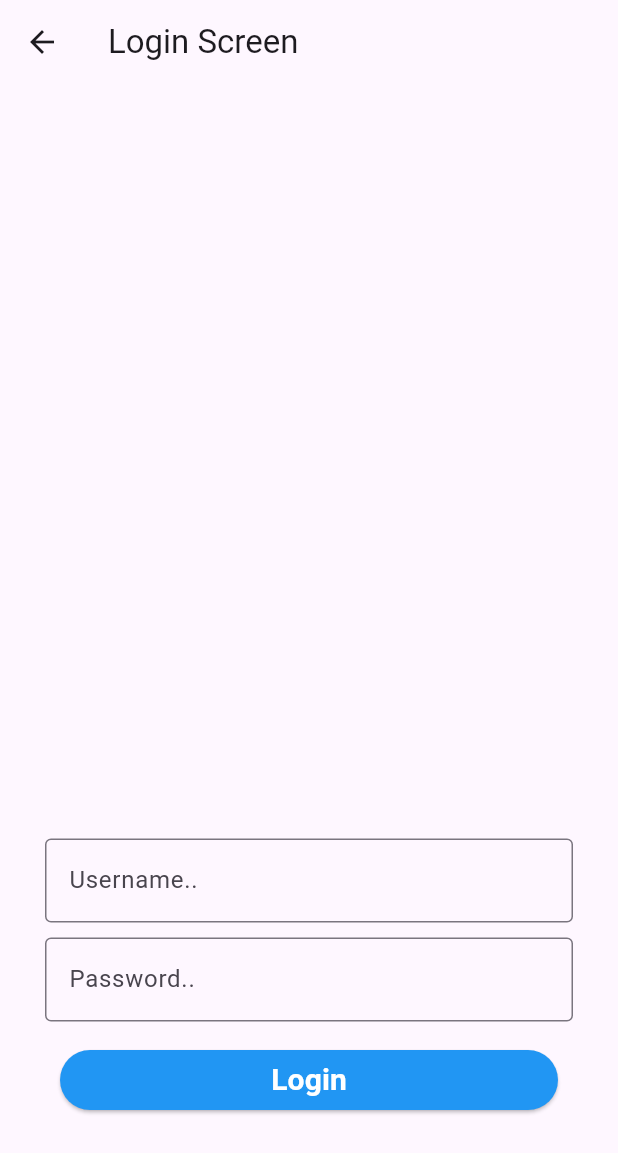
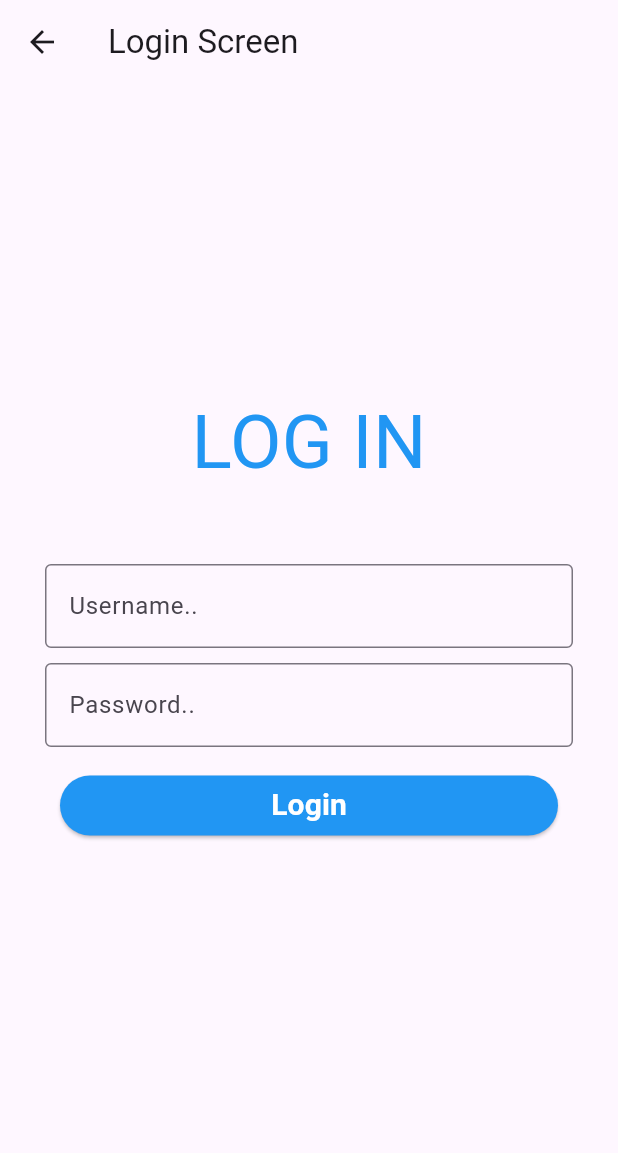
Before and after one commit to brewedart3/flutter_componant, a Flutter app: the screen it shows after launch, on a phone screen of 412 x 824 dp. Shown: the top 1153 px of the screen. Run offline on Flutter 3.47's test engine with Material 2 defaults, Android fonts, the light colour scheme and no system bars; our stand-ins replace firebase_core, flutter_bloc; accounts and stored records are empty.

Commit message:
macbook 07-10-2023 I

```diff
--- a/lib/screens/login/login_screen.dart
+++ b/lib/screens/login/login_screen.dart
@@ -24,8 +24,14 @@ class _LoginScreenState extends State<LoginScreen> {
       body: Container(
         padding: EdgeInsets.all(20),
         child: Column(
-          mainAxisAlignment: MainAxisAlignment.end,
+          mainAxisAlignment: MainAxisAlignment.center,
           children: [
+
+            TextCompo(text: 'LOG IN',textSize: 50,textColor: Colors.blue, ),
+SizedBox(height: 40,),
+
+
+
             InputFieldComponent(
               paddingHorizontal: 10,
               paddingVertical: 5,
```
